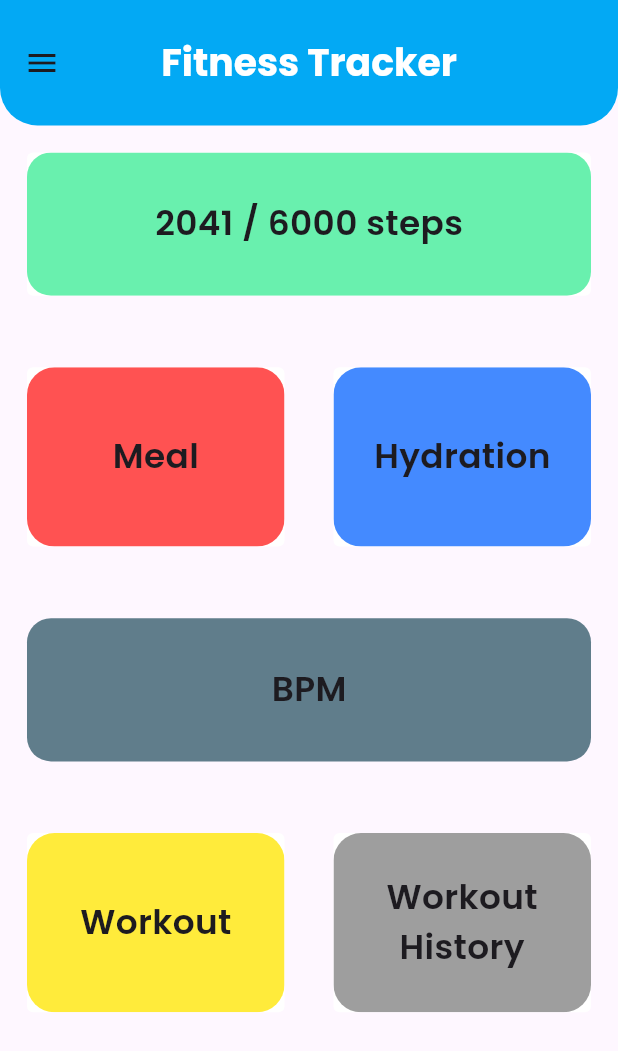
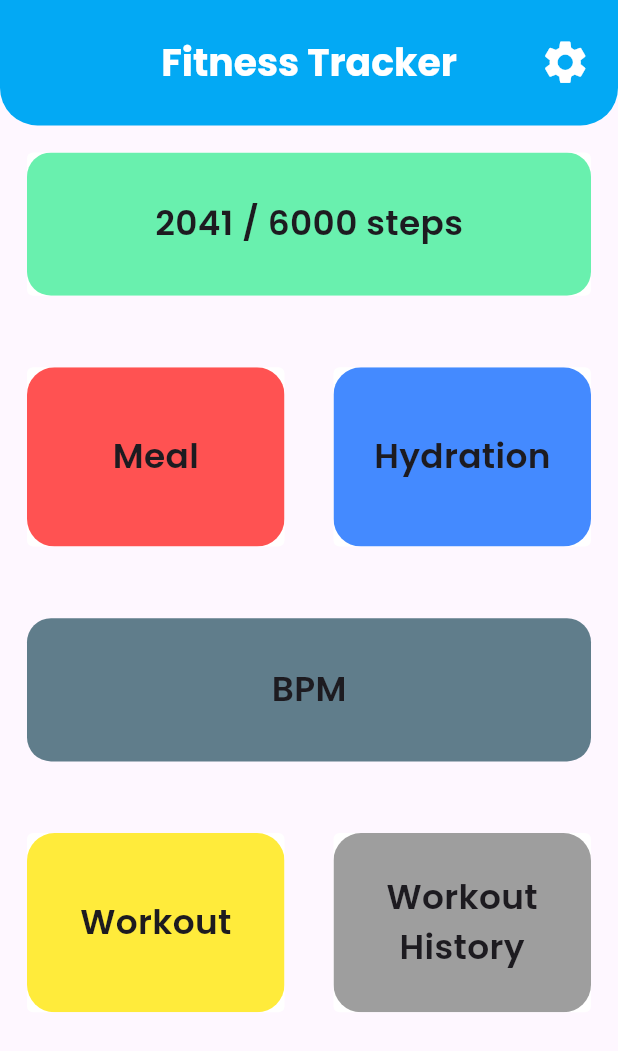
Before and after one commit to HatemReda7/CodeAlpha_Fitness_Tracker_App, a Flutter app: the screen it shows after launch, on a phone screen of 412 x 824 dp. Shown: the top 1051 px of the screen. Run offline on Flutter 3.47's test engine with Material 3 defaults, Android fonts, the phone set to English and light mode, and no system bars; our stand-ins replace cloud_firestore, firebase_core, flutter_screenutil, google_fonts, shared_preferences; accounts and stored records are empty.

Commit message:
added settings tab and temporarily removed drawer tab

```diff
--- a/lib/Layout/home_screen.dart
+++ b/lib/Layout/home_screen.dart
@@ -1,11 +1,11 @@
 import 'package:animations/animations.dart';
+import 'package:codealpha_fitness_tracker_app/Screens/Settings%20Screen/setting_screen.dart';
 import 'package:codealpha_fitness_tracker_app/Screens/Water%20Tracking%20Screen/water_tracking_screen.dart';
 import 'package:codealpha_fitness_tracker_app/Shared/Styles/text_styles.dart';
 import 'package:flutter/material.dart';
 import 'package:flutter_screenutil/flutter_screenutil.dart';
 import 'package:provider/provider.dart';
 import '../Provider/my_provider.dart';
-import '../Screens/Drawer Tab/drawer_tab.dart';
 import '../Screens/Meal Tracker Screen/meal_tracker_screen.dart';
 import '../Screens/Step Tracking Screen/steps_tracker_screen.dart';
 import '../Screens/Workout History Screen/workout_history_screen.dart';
@@ -25,8 +25,17 @@ class _HomeScreenState extends State<HomeScreen> {
   Widget build(BuildContext context) {
     var pro = Provider.of<MyProvider>(context);
     return Scaffold(
-      drawer: const DrawerTab(),
+      // drawer: const DrawerTab(),
       appBar: AppBar(
+        actions: [
+          Padding(
+            padding: const EdgeInsets.all(18.0),
+            child: OpenContainer(
+                closedColor: Colors.transparent,
+                closedElevation: 0,
+                closedBuilder: (context, action) => Icon(Icons.settings,size: 30.sp,color: Colors.white,), openBuilder: (context, action) => const SettingsTab()),
+          )
+        ],
         title: const Text(
           "Fitness Tracker",
         ),
--- a/lib/Shared/Constants/delete_all_info_button.dart
+++ b/lib/Shared/Constants/delete_all_info_button.dart
@@ -18,7 +18,7 @@ class DeleteAllInfoButton extends StatelessWidget {
         },
         style: ButtonStyle(
             backgroundColor: const MaterialStatePropertyAll(Colors.red),
-            fixedSize: MaterialStatePropertyAll(Size(200.w, 50.h)),
+            fixedSize: MaterialStatePropertyAll(Size(250.w, 50.h)),
             shape: MaterialStatePropertyAll(RoundedRectangleBorder(
                 borderRadius: BorderRadius.circular(10.r)))),
         child: Text(
--- a/lib/Shared/Constants/show_dialog.dart
+++ b/lib/Shared/Constants/show_dialog.dart
@@ -39,6 +39,10 @@ class ShowDialogItem extends StatelessWidget {
                       onTap: () {
                         FirebaseFunctions.deleteWorkoutHistory();
                         FirebaseFunctions.deleteMealHistory();
+                        pro.height = "0";
+                        pro.weight = "0.0";
+                        pro.mlDrunk = 0;
+                        pro.waterHeight = 0;
                         pro.stepsCounter = "6000";
                         Navigator.pop(context);
                       },
--- a/lib/pref_helper.dart
+++ b/lib/pref_helper.dart
@@ -26,4 +26,20 @@ class PrefsHelper {
   static saveMLDrunk(int ml) async {
     await prefs.setInt("ml Drunk", ml);
   }
+
+  static String? getWeight() {
+    return prefs.getString("Weight");
+  }
+
+  static saveWeight(String weight) async {
+    await prefs.setString("Weight", weight);
+  }
+
+  static String? getHeight() {
+    return prefs.getString("Height");
+  }
+
+  static saveHeight(String oldWeight) async {
+    await prefs.setString("Height", oldWeight);
+  }
 }
```
Also changed, not shown: lib/Provider/my_provider.dart (+20 -0 lines), lib/Screens/Drawer Tab/drawer_tab.dart (+15 -1 lines), lib/Screens/Settings Screen/setting_screen.dart (added, +102 -0 lines).
